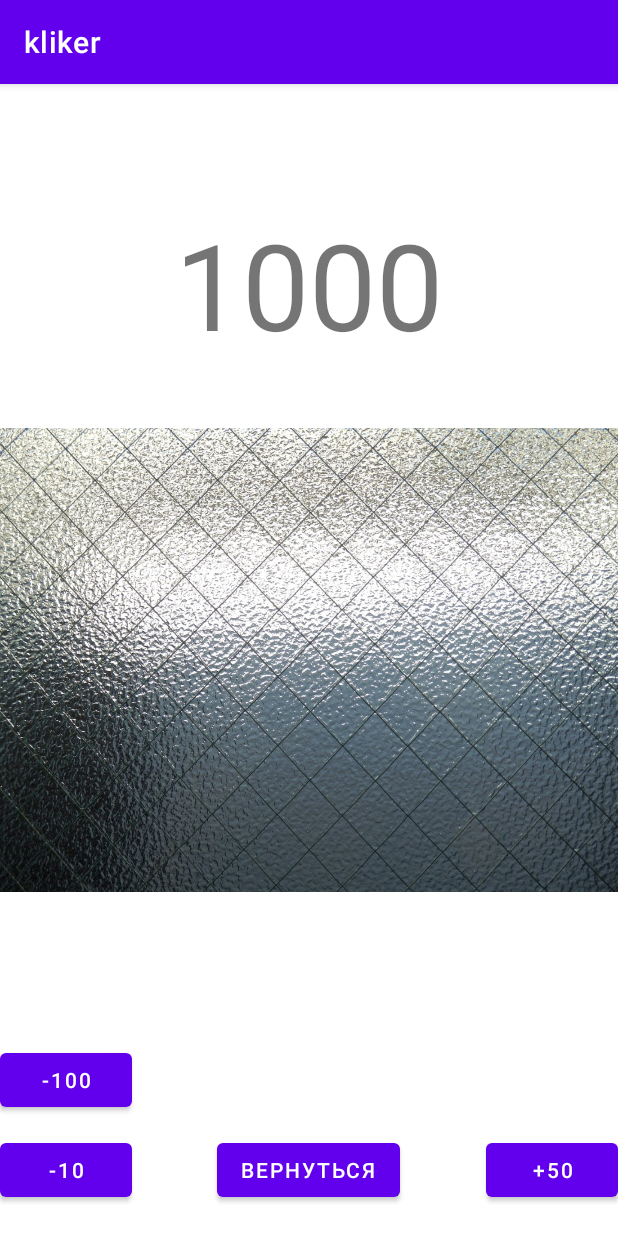
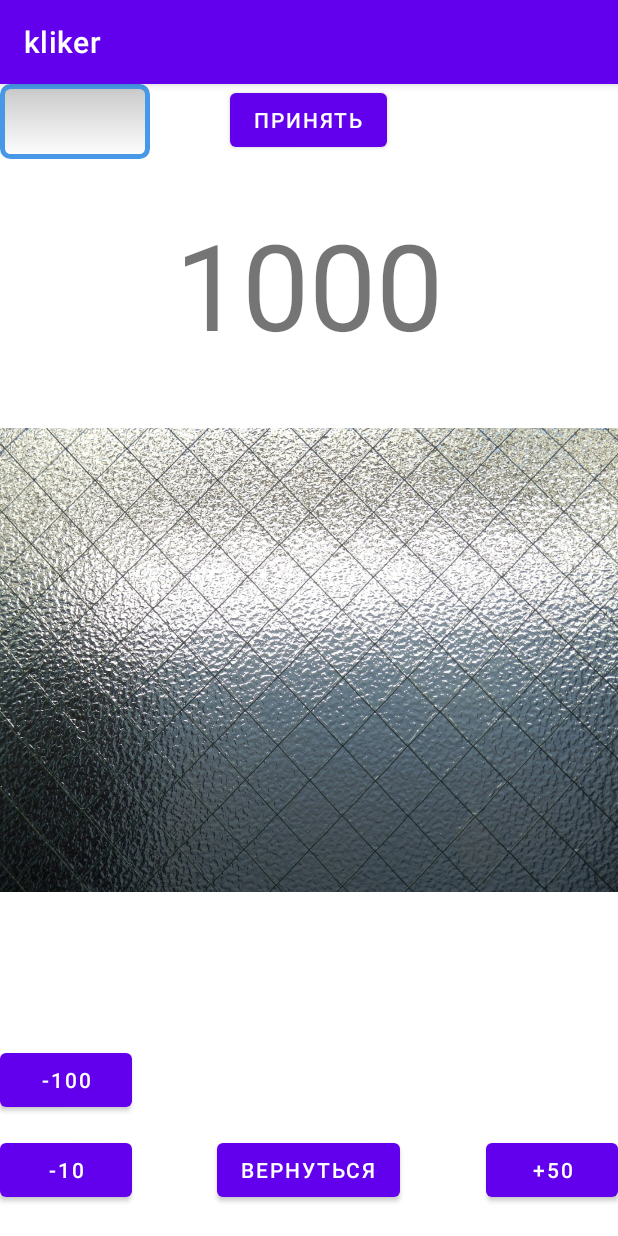
Before and after one commit to 1Gregorio1/Clicker_Android, an Android app: the ThreeActivity screen opened directly, with no data from a screen before it, on a phone screen of 412 x 824 dp. Run offline under Robolectric (Android 15) with nearby library versions, the phone set to English and light mode, and no system bars.

Commit message:
add EditText and Button

```diff
--- /dev/null
+++ b/app/src/main/res/drawable/edit_text_style.xml
@@ -0,0 +1,12 @@
+<shape xmlns:android="http://schemas.android.com/apk/res/android"
+    android:thickness="0dp"
+    android:shape="rectangle">
+    <stroke android:width="3dp"
+        android:color="#4799E8"/>
+    <corners android:radius="5dp" />
+    <gradient
+        android:startColor="#C8C8C8"
+        android:endColor="#FFFFFF"
+        android:type="linear"
+        android:angle="270"/>
+</shape>
--- a/app/src/main/res/layout/three_main.xml
+++ b/app/src/main/res/layout/three_main.xml
@@ -10,8 +10,8 @@
         android:id="@+id/glas"
         android:layout_width="wrap_content"
         android:layout_height="wrap_content"
-        android:text="Hello World!"
-        android:layout_gravity="center"/>
+        android:layout_gravity="center"
+        android:text="Hello World!" />
 
     <TextView
         android:id="@+id/text"
@@ -25,34 +25,56 @@
         android:id="@+id/button"
         android:layout_width="wrap_content"
         android:layout_height="wrap_content"
-        android:text="Вернуться"
         android:layout_gravity="center_horizontal|bottom"
         android:layout_marginBottom="20dp"
+        android:text="Вернуться"
         android:visibility="visible" />
+
     <Button
         android:id="@+id/button_minus"
         android:layout_width="wrap_content"
         android:layout_height="wrap_content"
-        android:text="-10"
         android:layout_gravity="left|bottom"
         android:layout_marginBottom="20dp"
+        android:text="-10"
         android:visibility="visible" />
 
     <Button
         android:id="@+id/button_minus_hundred"
         android:layout_width="wrap_content"
         android:layout_height="wrap_content"
-        android:text="-100"
         android:layout_gravity="left|bottom"
         android:layout_marginBottom="80dp"
+        android:text="-100"
         android:visibility="visible" />
 
     <Button
         android:id="@+id/button_plus_fifty"
         android:layout_width="wrap_content"
         android:layout_height="wrap_content"
-        android:text="+50"
         android:layout_gravity="right|bottom"
         android:layout_marginBottom="20dp"
+        android:text="+50"
         android:visibility="visible" />
+
+
+    <EditText
+        android:id="@+id/editText"
+        android:layout_width="100dp"
+        android:layout_height="50dp"
+        android:background="@drawable/edit_text_style"
+        android:ems="10"
+        android:inputType="numberDecimal"
+        android:paddingLeft="10dp" />
+
+
+    <Button
+        android:id="@+id/button_accept"
+        android:layout_width="wrap_content"
+        android:layout_height="wrap_content"
+        android:layout_gravity="center_horizontal"
+        android:layout_marginBottom="20dp"
+        android:text="Принять"
+        android:visibility="visible" />
+
 </FrameLayout>
```
Also changed, not shown: app/src/main/java/com/example/kliker/ThreeActivity.java (+38 -2 lines).
